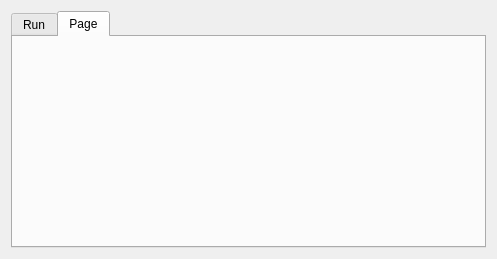
Old version of the form sr_health_check/uis/SrHealthCheck.ui in the repository shadow-robot/sr-visualization.
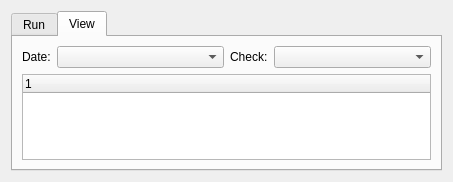
New version of the form. The open tabs and pages were chosen to show the change.

What changed in the file:
```diff
--- a/sr_health_check/uis/SrHealthCheck.ui
+++ b/sr_health_check/uis/SrHealthCheck.ui
@@ -6,8 +6,8 @@
    <rect>
     <x>0</x>
     <y>0</y>
-    <width>497</width>
-    <height>259</height>
+    <width>453</width>
+    <height>182</height>
    </rect>
   </property>
   <property name="windowTitle">
@@ -232,10 +232,60 @@
        </item>
       </layout>
      </widget>
-     <widget class="QWidget" name="tab">
+     <widget class="QWidget" name="tab_view">
+      <property name="sizePolicy">
+       <sizepolicy hsizetype="Preferred" vsizetype="Maximum">
+        <horstretch>0</horstretch>
+        <verstretch>0</verstretch>
+       </sizepolicy>
+      </property>
+      <property name="accessibleName">
+       <string>tab_view</string>
+      </property>
       <attribute name="title">
-       <string>Page</string>
+       <string>View</string>
       </attribute>
+      <layout class="QVBoxLayout" name="verticalLayout_5">
+       <item>
+        <layout class="QVBoxLayout" name="verticalLayout_4">
+         <item>
+          <layout class="QHBoxLayout" name="horizontalLayout_2">
+           <item>
+            <layout class="QFormLayout" name="formLayout">
+             <item row="0" column="0">
+              <widget class="QLabel" name="dateLabel">
+               <property name="text">
+                <string>Date:</string>
+               </property>
+              </widget>
+             </item>
+             <item row="0" column="1">
+              <widget class="QComboBox" name="combobox_date"/>
+             </item>
+            </layout>
+           </item>
+           <item>
+            <layout class="QFormLayout" name="formLayout_2">
+             <item row="0" column="0">
+              <widget class="QLabel" name="checkLabel">
+               <property name="text">
+                <string>Check:</string>
+               </property>
+              </widget>
+             </item>
+             <item row="0" column="1">
+              <widget class="QComboBox" name="combobox_check"/>
+             </item>
+            </layout>
+           </item>
+          </layout>
+         </item>
+         <item>
+          <widget class="QTreeWidget" name="treeWidget"/>
+         </item>
+        </layout>
+       </item>
+      </layout>
      </widget>
     </widget>
    </item>
```
Left out of the diff: 9 changed lines with no effect on the pictures.
